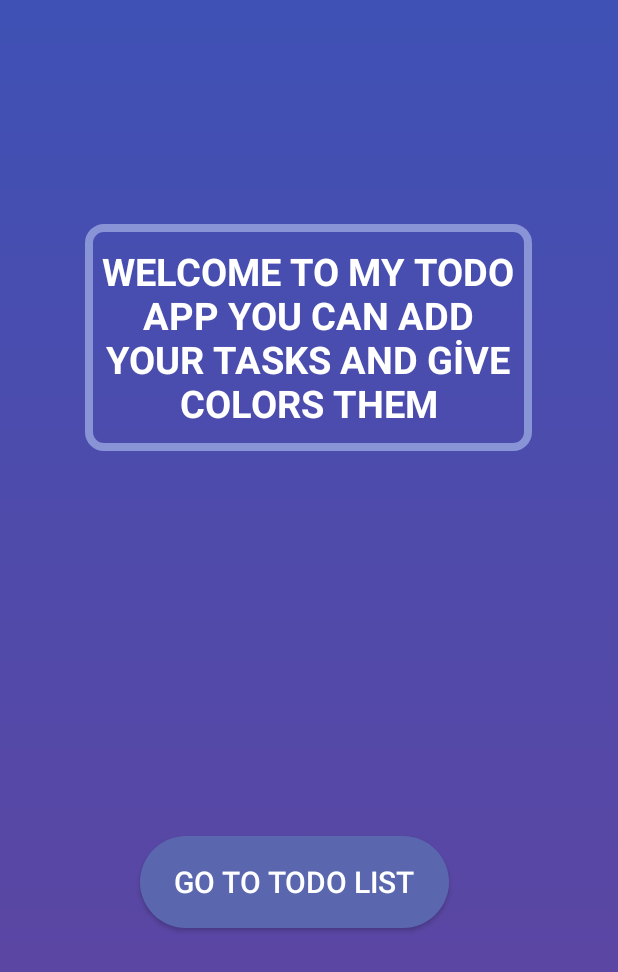
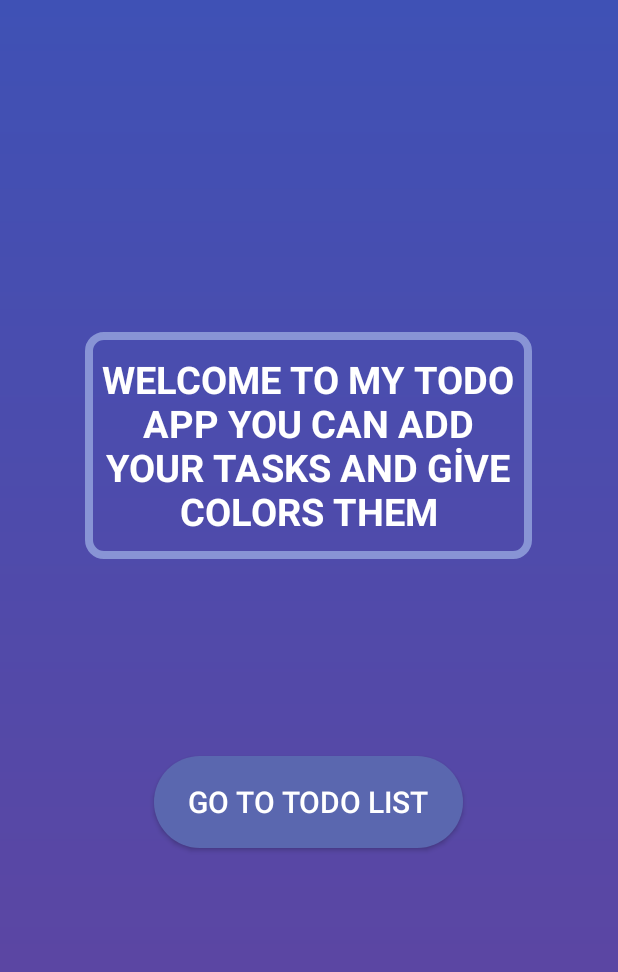
Before and after one commit to aliahmetbme/ToDoList, an Android app: the screen it shows after launch (MainActivity), on a phone screen of 412 x 824 dp. Shown: the top 972 px of the screen. Run offline under Robolectric (Android 15) with nearby library versions, the phone set to English and light mode, and no system bars.

Commit message:
screenorientation is setted

```diff
--- a/app/src/main/AndroidManifest.xml
+++ b/app/src/main/AndroidManifest.xml
@@ -5,6 +5,7 @@
     <uses-permission android:name="android.permission.WRITE_EXTERNAL_STORAGE"></uses-permission>
     <uses-permission android:name="android.permission.READ_EXTERNAL_STORAGE"></uses-permission>
     <application
+        android:screenOrientation="portrait"
         android:allowBackup="true"
         android:dataExtractionRules="@xml/data_extraction_rules"
         android:fullBackupContent="@xml/backup_rules"
--- a/app/src/main/res/layout/activity_main.xml
+++ b/app/src/main/res/layout/activity_main.xml
@@ -18,10 +18,10 @@
         android:textSize="20dp"
         app:layout_constraintBottom_toBottomOf="parent"
         app:layout_constraintEnd_toEndOf="parent"
-        app:layout_constraintHorizontal_bias="0.453"
+        app:layout_constraintHorizontal_bias="0.497"
         app:layout_constraintStart_toStartOf="parent"
         app:layout_constraintTop_toTopOf="parent"
-        app:layout_constraintVertical_bias="0.731" />
+        app:layout_constraintVertical_bias="0.661" />
 
     <TextView
         android:id="@+id/textView3"
@@ -36,8 +36,8 @@
         android:textStyle="bold"
         app:layout_constraintBottom_toBottomOf="parent"
         app:layout_constraintEnd_toEndOf="parent"
-        app:layout_constraintHorizontal_bias="0.497"
+        app:layout_constraintHorizontal_bias="0.495"
         app:layout_constraintStart_toStartOf="parent"
         app:layout_constraintTop_toTopOf="parent"
-        app:layout_constraintVertical_bias="0.222" />
+        app:layout_constraintVertical_bias="0.329" />
 </androidx.constraintlayout.widget.ConstraintLayout>
```
Also changed, not shown: 6 other files.
